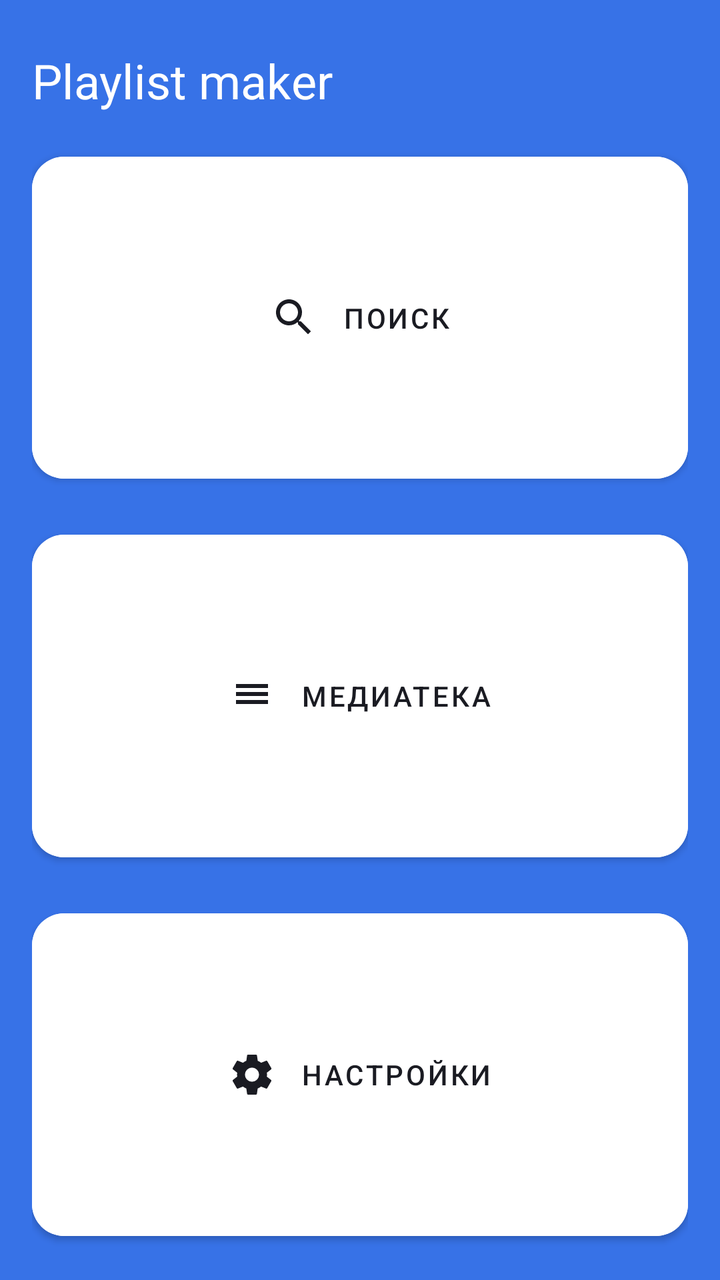
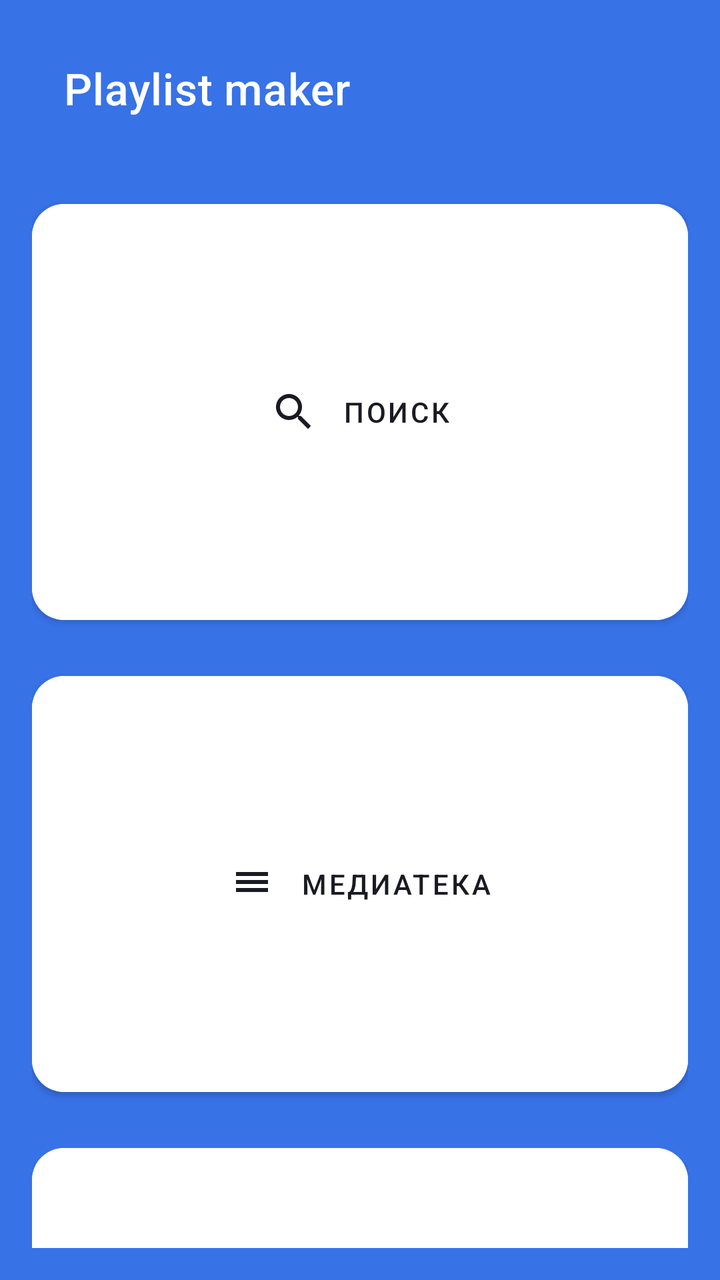

Compare the two renders of this Android layout. The source of the first and the diff that turns it into the second are given below.
<!-- AndroidManifest.xml: application theme Theme.MaterialComponents.DayNight.NoActionBar -->
<!-- res/layout/activity_main.xml -->
<?xml version="1.0" encoding="utf-8"?>
<LinearLayout xmlns:android="http://schemas.android.com/apk/res/android"
    xmlns:app="http://schemas.android.com/apk/res-auto"
    android:layout_width="match_parent"
    android:layout_height="match_parent"
    android:orientation="vertical"
    android:background="@color/yp_blue"
    android:padding="@dimen/screen_padding">

    <TextView
        android:id="@+id/title"
        android:layout_width="match_parent"
        android:layout_height="wrap_content"
        android:text="@string/playlist_maker"
        android:textColor="@color/white"
        android:textSize="@dimen/title_text_size"
        android:paddingTop="8dp"
        android:paddingBottom="@dimen/button_spacing" />

    <LinearLayout
        android:layout_width="match_parent"
        android:layout_height="0dp"
        android:layout_weight="1"
        android:orientation="vertical">

        <com.google.android.material.button.MaterialButton
            android:id="@+id/btn_search"
            style="@style/Widget.MaterialComponents.Button"
            android:layout_width="match_parent"
            android:layout_height="0dp"
            android:layout_weight="1"
            android:text="@string/search"
            android:textColor="@color/yp_black"
            android:backgroundTint="@color/white"
            app:cornerRadius="@dimen/button_corner_radius"
            app:iconTint="@color/yp_black"
            app:iconPadding="@dimen/button_icon_padding"
            app:iconGravity="textStart"
            app:icon="@drawable/ic_search" />

        <Space
            android:layout_width="match_parent"
            android:layout_height="@dimen/button_spacing" />

        <com.google.android.material.button.MaterialButton
            android:id="@+id/btn_library"
            style="@style/Widget.MaterialComponents.Button"
            android:layout_width="match_parent"
            android:layout_height="0dp"
            android:layout_weight="1"
            android:text="@string/library"
            android:textColor="@color/yp_black"
            android:backgroundTint="@color/white"
            app:cornerRadius="@dimen/button_corner_radius"
            app:iconTint="@color/yp_black"
            app:iconPadding="@dimen/button_icon_padding"
            app:iconGravity="textStart"
            app:icon="@drawable/ic_library" />

        <Space
            android:layout_width="match_parent"
            android:layout_height="@dimen/button_spacing" />

        <com.google.android.material.button.MaterialButton
            android:id="@+id/btn_settings"
            style="@style/Widget.MaterialComponents.Button"
            android:layout_width="match_parent"
            android:layout_height="0dp"
            android:layout_weight="1"
            android:text="@string/settings"
            android:textColor="@color/yp_black"
            android:backgroundTint="@color/white"
            app:cornerRadius="@dimen/button_corner_radius"
            app:iconTint="@color/yp_black"
            app:iconPadding="@dimen/button_icon_padding"
            app:iconGravity="textStart"
            app:icon="@drawable/ic_settings" />

    </LinearLayout>

</LinearLayout>
<!-- resources referenced by this layout -->
<resources>
  <color name="white">#FFFFFFFF</color>
  <color name="yp_black">#1A1B22</color>
  <color name="yp_blue">#3772E7</color>
  <dimen name="button_corner_radius">16dp</dimen>
  <dimen name="button_icon_padding">12dp</dimen>
  <dimen name="button_spacing">16dp</dimen>
  <dimen name="screen_padding">16dp</dimen>
  <dimen name="title_text_size">24sp</dimen>
  <!-- drawable ic_library (drawable) -->
  <vector xmlns:android="http://schemas.android.com/apk/res/android" android:width="24dp" android:height="24dp" android:viewportWidth="24" android:viewportHeight="24">
      <path android:fillColor="#000000" android:pathData="M4,6h16v2H4zM4,10h16v2H4zM4,14h16v2H4z"/>
  </vector>
  <!-- drawable ic_search (drawable) -->
  <vector xmlns:android="http://schemas.android.com/apk/res/android" android:width="24dp" android:height="24dp" android:viewportWidth="24" android:viewportHeight="24">
      <path android:fillColor="#000000" android:pathData="M15.5,14h-0.79l-0.28,-0.27C15.41,12.59 16,11.11 16,9.5 16,5.91 13.09,3 9.5,3S3,5.91 3,9.5 5.91,16 9.5,16c1.61,0 3.09,-0.59 4.23,-1.57l0.27,0.28v0.79l5,4.99L20.49,19l-4.99,-5zM9.5,14C7.01,14 5,11.99 5,9.5S7.01,5 9.5,5 14,7.01 14,9.5 11.99,14 9.5,14z"/>
  </vector>
  <!-- drawable ic_settings (drawable) -->
  <vector xmlns:android="http://schemas.android.com/apk/res/android" android:width="24dp" android:height="24dp" android:viewportWidth="24" android:viewportHeight="24">
      <path android:fillColor="#000000" android:pathData="M19.43,12.98c0.04,-0.32 0.07,-0.66 0.07,-0.98s-0.03,-0.66 -0.07,-0.98l2.11,-1.65c0.19,-0.15 0.24,-0.42 0.12,-0.64l-2,-3.46c-0.12,-0.22 -0.39,-0.3 -0.61,-0.22l-2.49,1c-0.52,-0.4 -1.08,-0.73 -1.69,-0.98l-0.38,-2.65C14.43,2.18 14.23,2 14,2h-4c-0.23,0 -0.43,0.18 -0.46,0.41l-0.38,2.65c-0.61,0.25 -1.17,0.59 -1.69,0.98l-2.49,-1c-0.23,-0.09 -0.49,0 -0.61,0.22l-2,3.46c-0.13,0.22 -0.07,0.49 0.12,0.64l2.11,1.65c-0.04,0.32 -0.07,0.65 -0.07,0.98s0.03,0.66 0.07,0.98l-2.11,1.65c-0.19,0.15 -0.24,0.42 -0.12,0.64l2,3.46c0.12,0.22 0.39,0.3 0.61,0.22l2.49,-1c0.52,0.4 1.08,0.73 1.69,0.98l0.38,2.65c0.03,0.23 0.23,0.41 0.46,0.41h4c0.23,0 0.43,-0.18 0.46,-0.41l0.38,-2.65c0.61,-0.25 1.17,-0.59 1.69,-0.98l2.49,1c0.23,0.09 0.49,0 0.61,-0.22l2,-3.46c0.12,-0.22 0.07,-0.49 -0.12,-0.64l-2.11,-1.65zM12,15.5c-1.93,0 -3.5,-1.57 -3.5,-3.5s1.57,-3.5 3.5,-3.5 3.5,1.57 3.5,3.5 -1.57,3.5 -3.5,3.5z"/>
  </vector>
  <string name="library">Медиатека</string>
  <string name="playlist_maker">Playlist maker</string>
  <string name="search">Поиск</string>
  <string name="settings">Настройки</string>
</resources>

<!-- the commit's change to res/layout/activity_main.xml (unified diff, before → after) -->
@@ -7,75 +7,57 @@
     android:background="@color/yp_blue"
     android:padding="@dimen/screen_padding">
 
-    <TextView
-        android:id="@+id/title"
+    <com.google.android.material.appbar.MaterialToolbar
         android:layout_width="match_parent"
-        android:layout_height="wrap_content"
-        android:text="@string/playlist_maker"
-        android:textColor="@color/white"
-        android:textSize="@dimen/title_text_size"
-        android:paddingTop="8dp"
-        android:paddingBottom="@dimen/button_spacing" />
+        android:layout_height="56dp"
+        android:minHeight="56dp"
+        app:title="@string/playlist_maker"
+        app:titleTextAppearance="@style/ToolbarTitle"
+        app:titleTextColor="@color/white" />
 
-    <LinearLayout
+    <com.google.android.material.button.MaterialButton
+        android:id="@+id/btn_search"
+        style="@style/Widget.MaterialComponents.Button"
         android:layout_width="match_parent"
-        android:layout_height="0dp"
-        android:layout_weight="1"
-        android:orientation="vertical">
+        android:layout_height="220dp"
+        android:layout_marginTop="24dp"
+        android:text="@string/search"
+        android:textColor="@color/yp_black"
+        android:backgroundTint="@color/white"
+        app:cornerRadius="@dimen/button_corner_radius"
+        app:iconTint="@color/yp_black"
+        app:iconPadding="@dimen/button_icon_padding"
+        app:iconGravity="textStart"
+        app:icon="@drawable/ic_search" />
 
-        <com.google.android.material.button.MaterialButton
-            android:id="@+id/btn_search"
-            style="@style/Widget.MaterialComponents.Button"
-            android:layout_width="match_parent"
-            android:layout_height="0dp"
-            android:layout_weight="1"
-            android:text="@string/search"
-            android:textColor="@color/yp_black"
-            android:backgroundTint="@color/white"
-            app:cornerRadius="@dimen/button_corner_radius"
-            app:iconTint="@color/yp_black"
-            app:iconPadding="@dimen/button_icon_padding"
-            app:iconGravity="textStart"
-            app:icon="@drawable/ic_search" />
+    <com.google.android.material.button.MaterialButton
+        android:id="@+id/btn_library"
+        style="@style/Widget.MaterialComponents.Button"
+        android:layout_width="match_parent"
+        android:layout_height="220dp"
+        android:layout_marginTop="@dimen/button_spacing"
+        android:text="@string/library"
+        android:textColor="@color/yp_black"
+        android:backgroundTint="@color/white"
+        app:cornerRadius="@dimen/button_corner_radius"
+        app:iconTint="@color/yp_black"
+        app:iconPadding="@dimen/button_icon_padding"
+        app:iconGravity="textStart"
+        app:icon="@drawable/ic_library" />
 
-        <Space
-            android:layout_width="match_parent"
-            android:layout_height="@dimen/button_spacing" />
-
-        <com.google.android.material.button.MaterialButton
-            android:id="@+id/btn_library"
-            style="@style/Widget.MaterialComponents.Button"
-            android:layout_width="match_parent"
-            android:layout_height="0dp"
-            android:layout_weight="1"
-            android:text="@string/library"
-            android:textColor="@color/yp_black"
-            android:backgroundTint="@color/white"
-            app:cornerRadius="@dimen/button_corner_radius"
-            app:iconTint="@color/yp_black"
-            app:iconPadding="@dimen/button_icon_padding"
-            app:iconGravity="textStart"
-            app:icon="@drawable/ic_library" />
-
-        <Space
-            android:layout_width="match_parent"
-            android:layout_height="@dimen/button_spacing" />
-
-        <com.google.android.material.button.MaterialButton
-            android:id="@+id/btn_settings"
-            style="@style/Widget.MaterialComponents.Button"
-            android:layout_width="match_parent"
-            android:layout_height="0dp"
-            android:layout_weight="1"
-            android:text="@string/settings"
-            android:textColor="@color/yp_black"
-            android:backgroundTint="@color/white"
-            app:cornerRadius="@dimen/button_corner_radius"
-            app:iconTint="@color/yp_black"
-            app:iconPadding="@dimen/button_icon_padding"
-            app:iconGravity="textStart"
-            app:icon="@drawable/ic_settings" />
-
-    </LinearLayout>
+    <com.google.android.material.button.MaterialButton
+        android:id="@+id/btn_settings"
+        style="@style/Widget.MaterialComponents.Button"
+        android:layout_width="match_parent"
+        android:layout_height="220dp"
+        android:layout_marginTop="@dimen/button_spacing"
+        android:text="@string/settings"
+        android:textColor="@color/yp_black"
+        android:backgroundTint="@color/white"
+        app:cornerRadius="@dimen/button_corner_radius"
+        app:iconTint="@color/yp_black"
+        app:iconPadding="@dimen/button_icon_padding"
+        app:iconGravity="textStart"
+        app:icon="@drawable/ic_settings" />
 
 </LinearLayout>
<!-- resource entries referenced after the edit -->
@@ -7,7 +7,6 @@
   <dimen name="button_icon_padding">12dp</dimen>
   <dimen name="button_spacing">16dp</dimen>
   <dimen name="screen_padding">16dp</dimen>
-  <dimen name="title_text_size">24sp</dimen>
   <!-- drawable ic_library (drawable) -->
   <vector xmlns:android="http://schemas.android.com/apk/res/android" android:width="24dp" android:height="24dp" android:viewportWidth="24" android:viewportHeight="24">
       <path android:fillColor="#000000" android:pathData="M4,6h16v2H4zM4,10h16v2H4zM4,14h16v2H4z"/>
@@ -24,5 +23,9 @@
   <string name="playlist_maker">Playlist maker</string>
   <string name="search">Поиск</string>
   <string name="settings">Настройки</string>
+  <style name="ToolbarTitle" parent="TextAppearance.MaterialComponents.Headline6">
+          <item name="android:textSize">22sp</item>
+          <item name="android:fontFamily">sans-serif-medium</item>
+      </style>
 </resources>
 
